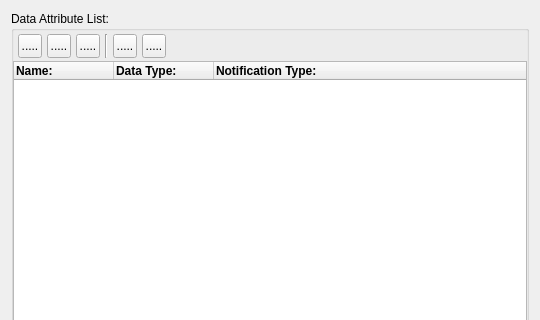
Qt form sources/lusan/view/si/ui/SIAttributeList.ui (aregtech/areg-sdk-tools) before a commit; both pictures show x 0 to 540 and y 0 to 320 of the 540 by 600 pixel window.
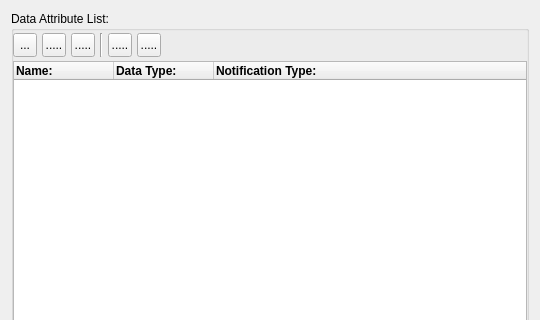
The same form after that commit. Icons and pictures are not drawn.

```diff
--- a/sources/lusan/view/si/ui/SIAttributeList.ui
+++ b/sources/lusan/view/si/ui/SIAttributeList.ui
@@ -22,8 +22,8 @@
      <widget class="QWidget" name="widget" native="true">
       <property name="geometry">
        <rect>
-        <x>5</x>
-        <y>21</y>
+        <x>0</x>
+        <y>20</y>
         <width>152</width>
         <height>28</height>
        </rect>
@@ -68,7 +68,7 @@
           <string>Create and add new attribute entry</string>
          </property>
          <property name="text">
-          <string>.....</string>
+          <string>...</string>
          </property>
          <property name="icon">
           <iconset resource="../../../res/lusan.qrc">
```
